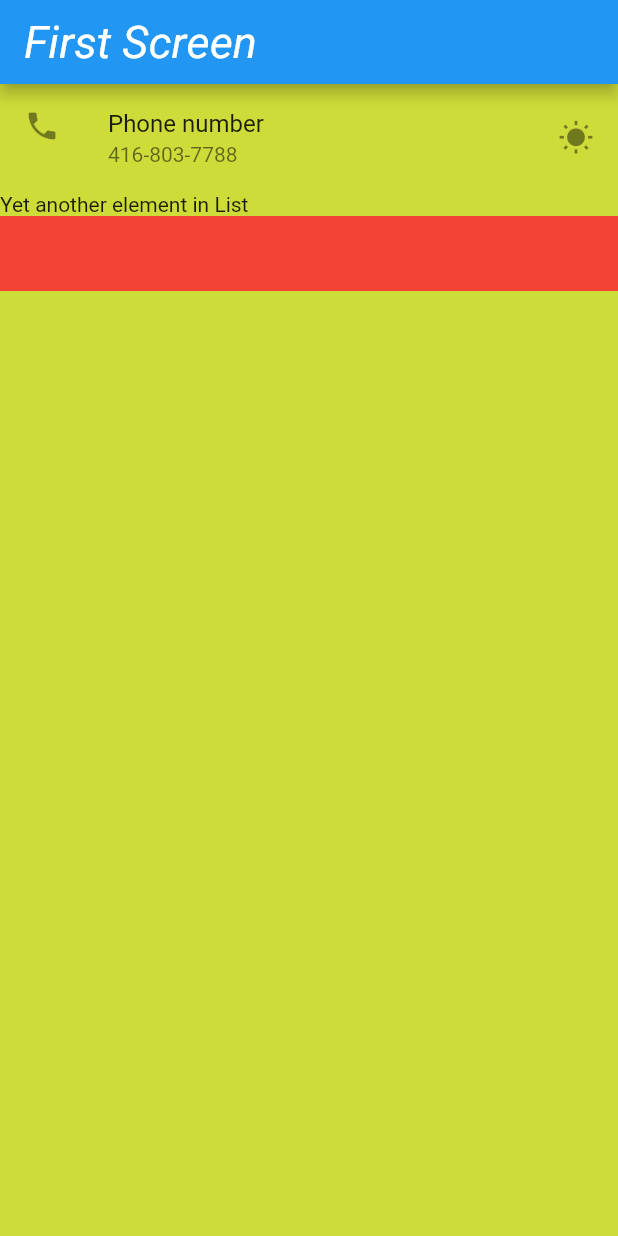
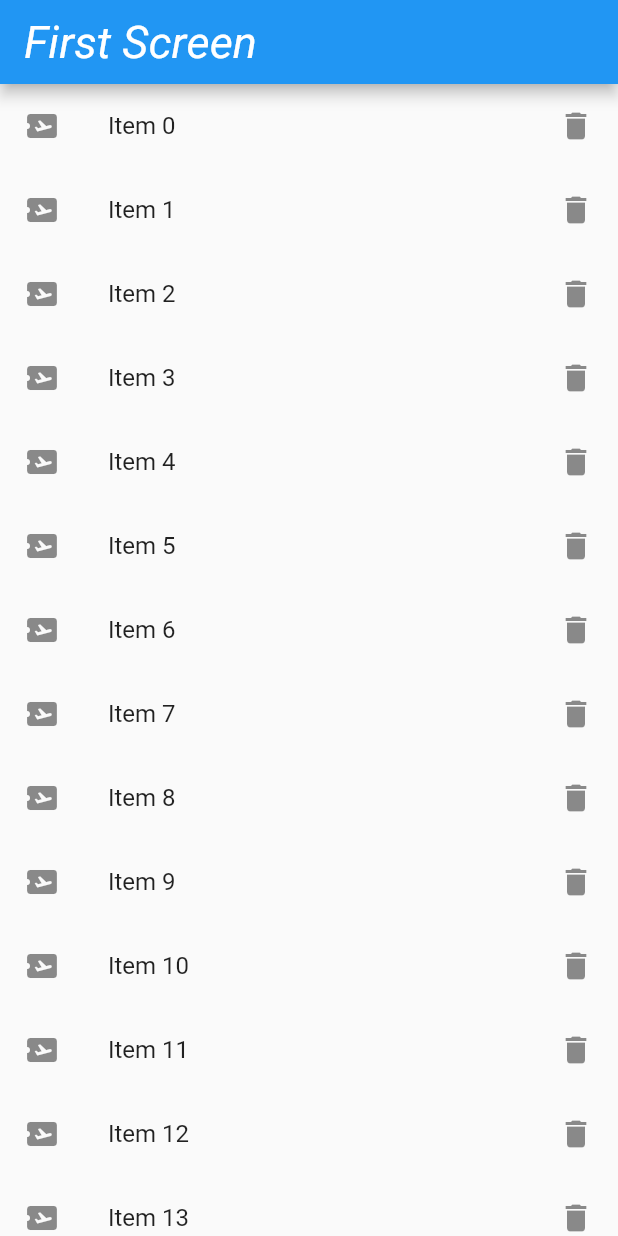
Before and after one commit to sunglimlee/untitled3, a Flutter app: the screen it shows after launch, on a phone screen of 412 x 824 dp. Run offline on Flutter 3.47's test engine with Material 2 defaults, Android fonts, the phone set to English and light mode, and no system bars.

Commit message:
Long ListView with AlertDialog

```diff
--- /dev/null
+++ b/lib/app_screens/show_long_listview.dart
@@ -0,0 +1,37 @@
+import 'package:flutter/material.dart';
+import 'package:untitled3/app_screens/alert_dialog.dart';
+
+// 1. 1000개의 데이터를 임의로 생성
+// 2. Widget 으로 변경
+// 3. ListView 에 적용 (builder 함수 이용)
+
+class ShowLongListView extends StatelessWidget {
+  const ShowLongListView({Key? key}) : super(key: key);
+
+
+
+  @override
+  Widget build(BuildContext context) {
+    var listItems = getListElements();
+
+    var listView = ListView.builder(
+      itemBuilder: (context, index) {
+        return ListTile(
+          leading: const Icon(Icons.airplane_ticket),
+          title: Text(listItems[index]),
+          trailing: const Icon(Icons.delete),
+          onTap: () {
+            //debugPrint('Item ${index} was tapped');
+            showAlertDialog1(context, content: "Item ${index} was tapped", title: "Thank you");
+          }
+        );
+      },
+    );
+    return listView;
+  }
+
+  List<String> getListElements() {
+    var items = List<String>.generate(1000, (index) => "Item $index");
+    return items;
+  }
+}
--- a/lib/main.dart
+++ b/lib/main.dart
@@ -9,6 +9,7 @@ class MyFirstApp extends StatelessWidget {
   @override
   Widget build(BuildContext context) {
     return const MaterialApp(
+      debugShowCheckedModeBanner: false,
       home: FirstScreen(),
     );
   }
```
Also changed, not shown: lib/app_screens/alert_dialog.dart (added, +11 -0 lines), lib/app_screens/first_screen_dart.dart (+4 -160 lines), lib/app_screens/show_row_and_column.dart (added, +133 -0 lines), lib/app_screens/show_simple_listview.dart (added, +21 -0 lines).
